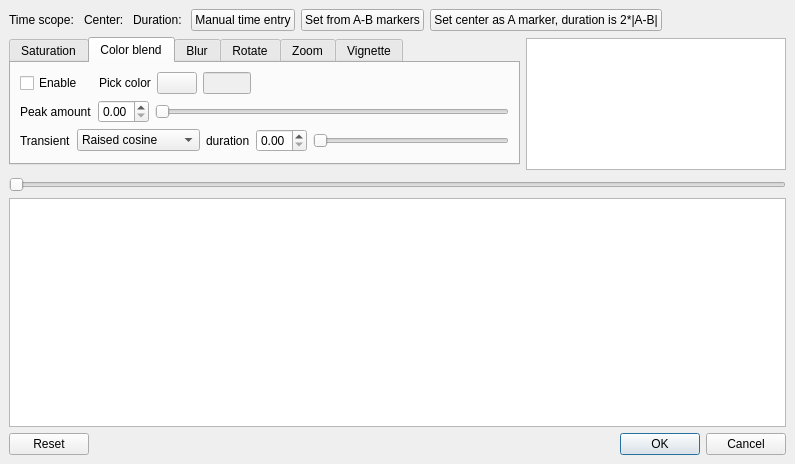
Before: the Qt Designer form avidemux_plugins/ADM_videoFilters6/fadeThrough/qt4/fadeThrough.ui in mean00/avidemux2, drawn with Qt 5.
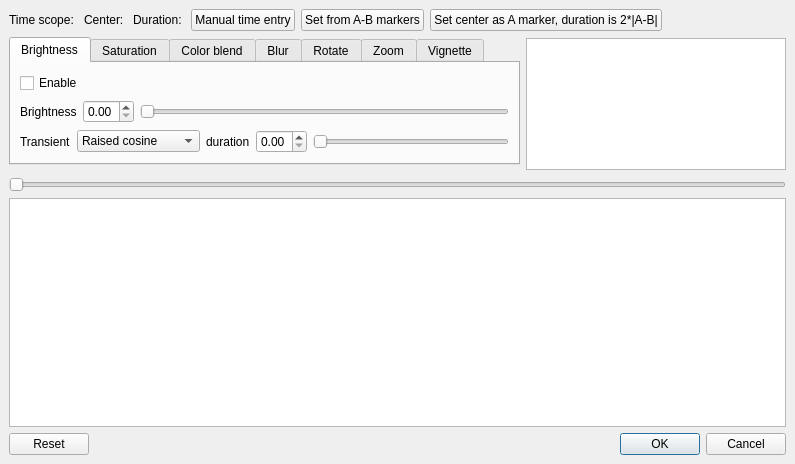
After: the same form once the commit is applied. Icons and pictures are not drawn. Custom widgets are drawn as their Qt base class.

Commit message: [fadeThrough] add Brightness option

Diff of the .ui file:
```diff
--- a/avidemux_plugins/ADM_videoFilters6/fadeThrough/qt4/fadeThrough.ui
+++ b/avidemux_plugins/ADM_videoFilters6/fadeThrough/qt4/fadeThrough.ui
@@ -105,8 +105,136 @@
         </sizepolicy>
        </property>
        <property name="currentIndex">
-        <number>1</number>
+        <number>0</number>
        </property>
+       <widget class="QWidget" name="tabBright">
+        <attribute name="title">
+         <string>Brightness</string>
+        </attribute>
+        <layout class="QVBoxLayout" name="verticalLayoutBright">
+         <item>
+          <layout class="QHBoxLayout" name="horizontalLayout_20">
+           <item>
+            <widget class="QCheckBox" name="checkBoxEnableBright">
+             <property name="text">
+              <string>Enable</string>
+             </property>
+            </widget>
+           </item>
+          </layout>
+         </item>
+         <item>
+          <layout class="QHBoxLayout" name="horizontalLayout_21">
+           <item>
+            <widget class="QLabel" name="labelBright">
+             <property name="text">
+              <string>Brightness</string>
+             </property>
+            </widget>
+           </item>
+           <item>
+            <widget class="QDoubleSpinBox" name="doubleSpinBoxPeakBright">
+             <property name="minimum">
+              <double>0.000000000000000</double>
+             </property>
+             <property name="maximum">
+              <double>2.000000000000000</double>
+             </property>
+             <property name="singleStep">
+              <double>0.010000000000000</double>
+             </property>
+            </widget>
+           </item>
+           <item>
+            <widget class="ADM_SliderIndicator" name="horizontalSliderPeakBright">
+             <property name="minimum">
+              <number>0</number>
+             </property>
+             <property name="maximum">
+              <number>200</number>
+             </property>
+             <property name="orientation">
+              <enum>Qt::Horizontal</enum>
+             </property>
+            </widget>
+           </item>
+          </layout>
+         </item>
+         <item>
+          <layout class="QHBoxLayout" name="horizontalLayout_22">
+           <item>
+            <widget class="QLabel" name="labelTransientBright">
+             <property name="text">
+              <string>Transient</string>
+             </property>
+            </widget>
+           </item>
+           <item>
+            <widget class="QComboBox" name="comboBoxTransientBright">
+             <property name="sizePolicy">
+              <sizepolicy hsizetype="Preferred" vsizetype="Fixed">
+               <horstretch>0</horstretch>
+               <verstretch>0</verstretch>
+              </sizepolicy>
+             </property>
+             <item>
+              <property name="text">
+               <string>Raised cosine</string>
+              </property>
+             </item>
+             <item>
+              <property name="text">
+               <string>Ramp</string>
+              </property>
+             </item>
+             <item>
+              <property name="text">
+               <string>Quadratic</string>
+              </property>
+             </item>
+             <item>
+              <property name="text">
+               <string>Inverse quadratic</string>
+              </property>
+             </item>
+             <item>
+              <property name="text">
+               <string>Exponential</string>
+              </property>
+             </item>
+            </widget>
+           </item>
+           <item>
+            <widget class="QLabel" name="labelTransientDurationBright">
+             <property name="text">
+              <string>duration</string>
+             </property>
+            </widget>
+           </item>
+           <item>
+            <widget class="QDoubleSpinBox" name="doubleSpinBoxTransientDurationBright">
+             <property name="maximum">
+              <double>0.500000000000000</double>
+             </property>
+             <property name="singleStep">
+              <double>0.010000000000000</double>
+             </property>
+            </widget>
+           </item>
+           <item>
+            <widget class="ADM_SliderIndicator" name="horizontalSliderTransientDurationBright">
+             <property name="maximum">
+              <number>50</number>
+             </property>
+             <property name="orientation">
+              <enum>Qt::Horizontal</enum>
+             </property>
+            </widget>
+           </item>
+          </layout>
+         </item>
+        </layout>
+       </widget>
        <widget class="QWidget" name="tabSat">
         <attribute name="title">
          <string>Saturation</string>
```
The commit also changes 6 other files.
